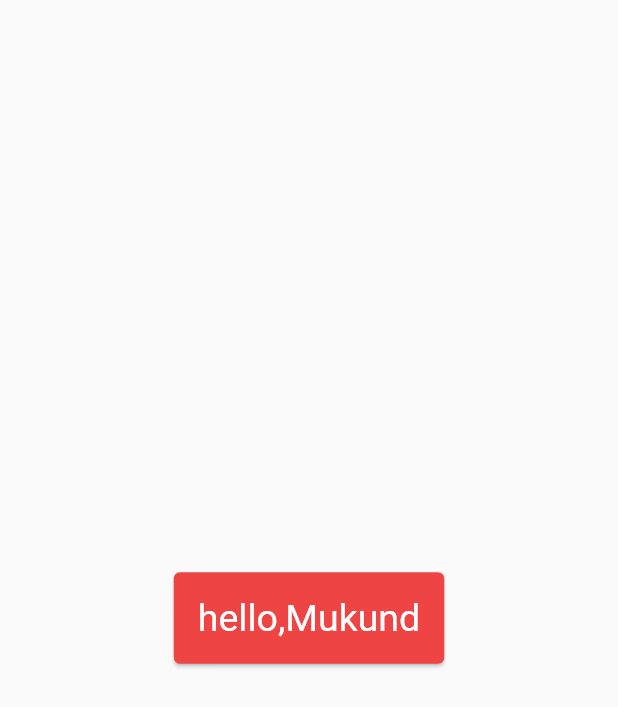
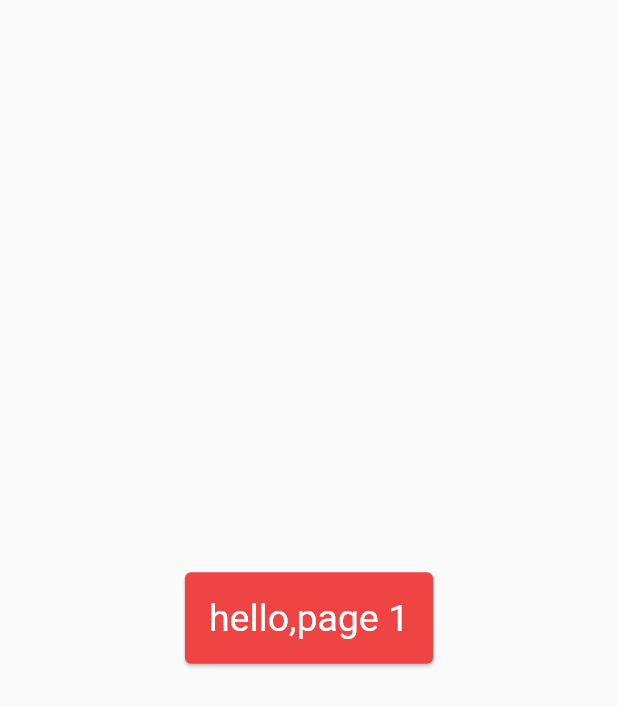
Before and after one commit to mukkund27/velocity_demo, a Flutter app: the screen it shows after launch, on a phone screen of 412 x 824 dp. Shown: the top 707 px of the screen. Run offline on Flutter 3.47's test engine with Material 2 defaults, Android fonts, the phone set to English and light mode, and no system bars; our stand-ins replace velocity_x.

Commit message:
text change

```diff
--- a/lib/page1.dart
+++ b/lib/page1.dart
@@ -13,7 +13,7 @@ class _MyHomePageState extends State<MyHomePage> {
   Widget build(BuildContext context) {
     return SafeArea(
       child: Scaffold(
-        body: "hello,Mukund".text.white.size(25).center.make().p16().card.red500.make().centered(),
+        body: "hello,page 1".text.white.size(25).center.make().p16().card.red500.make().centered(),
       ),
     );
   }
```
